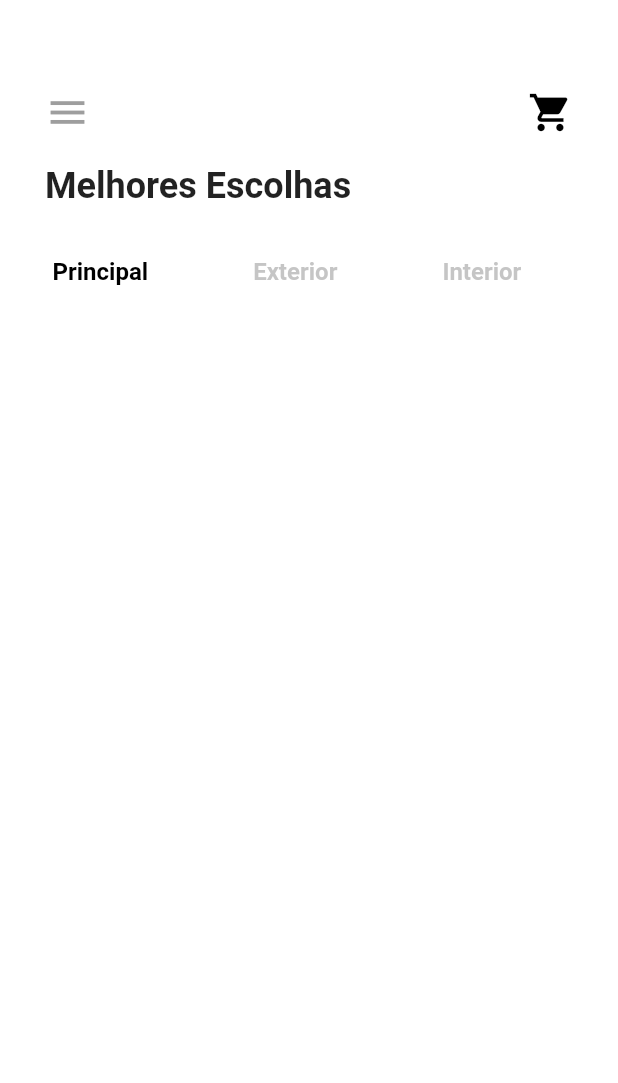
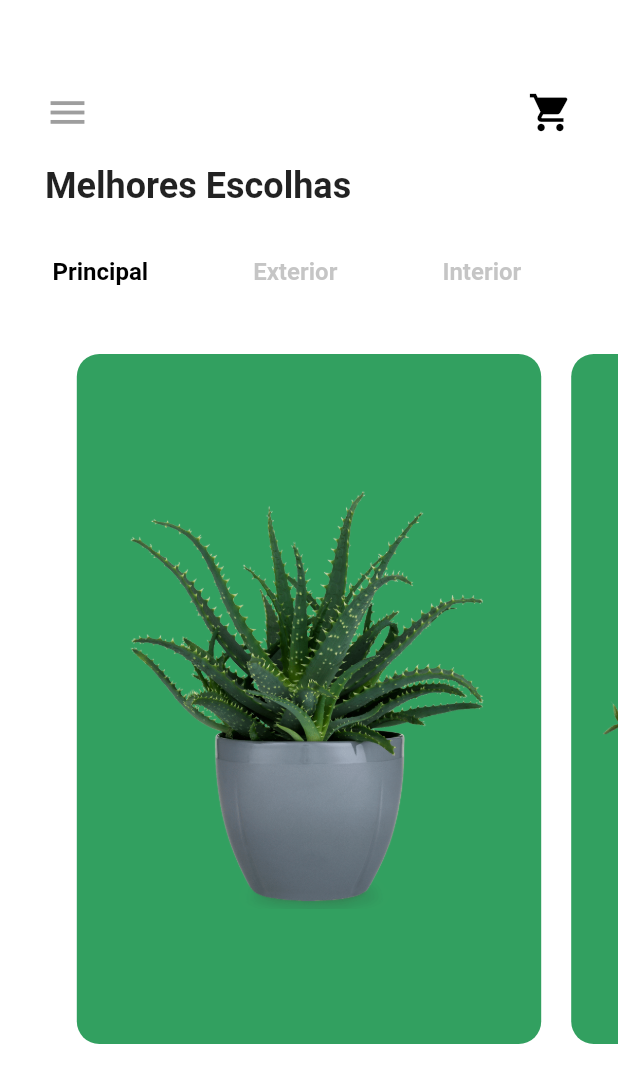
Before and after one commit to marianaoliveira1/LojadePlantas, a Flutter app: the screen it shows after launch, on a phone screen of 412 x 824 dp. Shown: the top 1083 px of the screen. Run offline on Flutter 3.47's test engine with Material 2 defaults, Android fonts, the phone set to English and light mode, and no system bars.

Commit message:
alterações

```diff
--- a/lib/models/plant.dart
+++ b/lib/models/plant.dart
@@ -0,0 +1,47 @@
+class Plant {
+  final String imageUrl;
+  final String name;
+  final String category;
+  final int price;
+  final String size;
+  final String description;
+
+  Plant({
+    required this.imageUrl,
+    required this.name,
+    required this.category,
+    required this.price,
+    required this.size,
+    required this.description,
+  });
+}
+
+final List<Plant> plants = [
+  Plant(
+    imageUrl: 'assets/images/plant0.png',
+    name: 'Aloe Vera',
+    category: 'Outdoor',
+    price: 25,
+    size: 'Small',
+    description:
+    'Aloe vera is a succulent plant species of the genus Aloe. It\'s medicinal uses and air purifying ability make it an awesome plant.',
+  ),
+  Plant(
+    imageUrl: 'assets/images/plant1.png',
+    name: 'Cool Plant',
+    category: 'Indoor',
+    price: 30,
+    size: 'Medium',
+    description:
+    'Lorem ipsum dolor sit amet, consectetur adipiscing elit. Curabitur porta risus id urna luctus efficitur.',
+  ),
+  Plant(
+    imageUrl: 'assets/images/plant2.png',
+    name: 'Really Cool Plant',
+    category: 'New Arrival',
+    price: 42,
+    size: 'Large',
+    description:
+    'Lorem ipsum dolor sit amet, consectetur adipiscing elit. Curabitur porta risus id urna luctus efficitur. Suspendisse vulputate faucibus est, a vehicula sem eleifend quis.',
+  ),
+];
--- a/lib/screens/shop_screen.dart
+++ b/lib/screens/shop_screen.dart
@@ -1,5 +1,6 @@
 import 'package:flutter/material.dart';
 import 'package:flutter/services.dart';
+import 'package:planta/models/plant.dart';
 
 class ShopScreen extends StatefulWidget {
   const ShopScreen({Key? key}) : super(key: key);
@@ -14,6 +15,37 @@ class _ShopScreenState extends State<ShopScreen>
   TabController? _tabController;
   PageController? _pageController;
   int _selectedPage = 0;
+
+  _plantSelector(int index){
+    return Stack(
+      alignment: Alignment.center,
+      children: [
+        Container(
+          decoration:  BoxDecoration(
+            color: Color(0xFF32A060),
+            borderRadius: BorderRadius.circular(15.0),
+          ),
+          margin: EdgeInsets.fromLTRB(10.0, 10.0, 10.0, 30.0),
+          child: Stack(children: [
+            Center(
+              child: Hero(
+                tag: plants[index].imageUrl,
+                child: Image(
+                  height: 280.0,
+                  width: 280.0,
+                  image: AssetImage(
+                    'assets/images/plant$index.png',
+                  ),
+                  fit: BoxFit.cover,
+                ),
+              ),
+            ),
+          ],),
+        ),
+      ],
+    );
+  }
+
 
   @override
   void initState() {
@@ -110,15 +142,15 @@ class _ShopScreenState extends State<ShopScreen>
                     ),
                   ),
                 ),
-                Tab(
-                  child: Text(
-                    'New Arrivals',
-                    style: TextStyle(
-                      fontSize: 16.0,
-                      fontWeight: FontWeight.bold,
-                    ),
-                  ),
-                ),
+                // Tab(
+                //   child: Text(
+                //     'New Arrivals',
+                //     style: TextStyle(
+                //       fontSize: 16.0,
+                //       fontWeight: FontWeight.bold,
+                //     ),
+                //   ),
+                // ),
                 Tab(
                   child: Text(
                     'Edição limitada',
@@ -143,7 +175,7 @@ class _ShopScreenState extends State<ShopScreen>
                 },
                 itemCount: plants.length,
                 itemBuilder: (BuildContext, int index) {
-                  return Text('$index');
+                  return _plantSelector(index);
                 },
               ),
             ),
--- a/pubspec.yaml
+++ b/pubspec.yaml
@@ -45,7 +45,7 @@ flutter:
   # the material Icons class.
   uses-material-design: true
   assets:
-    - assets/images/
+    - assets/images
 
   # To add assets to your application, add an assets section, like this:
   # assets:
```
